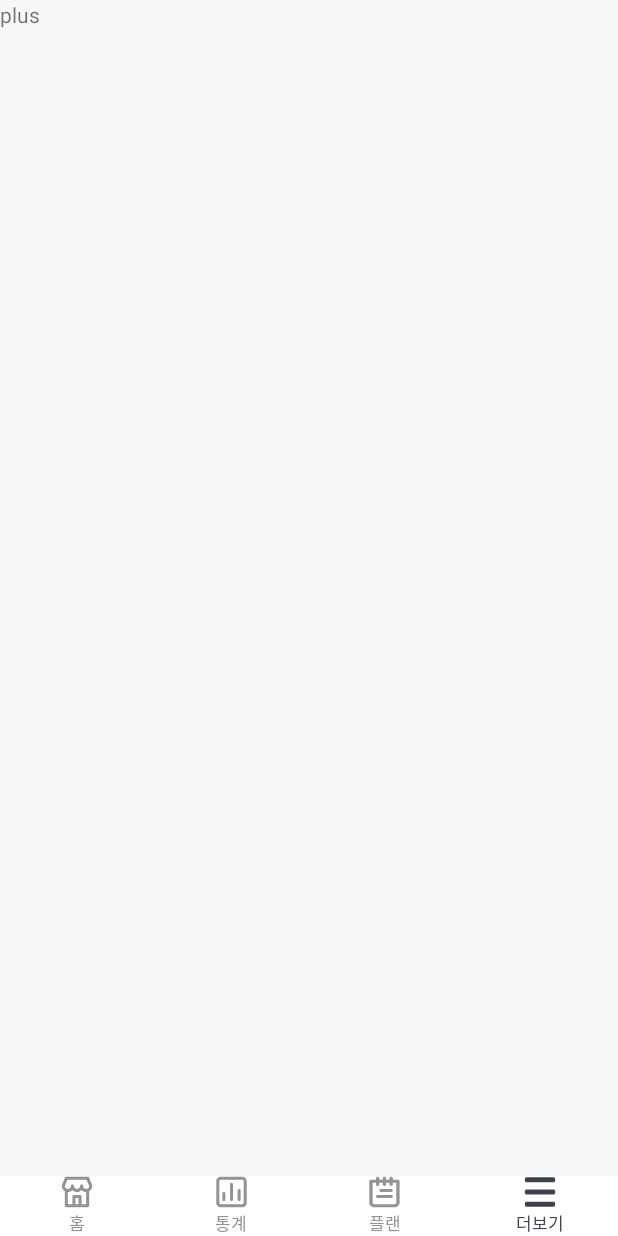
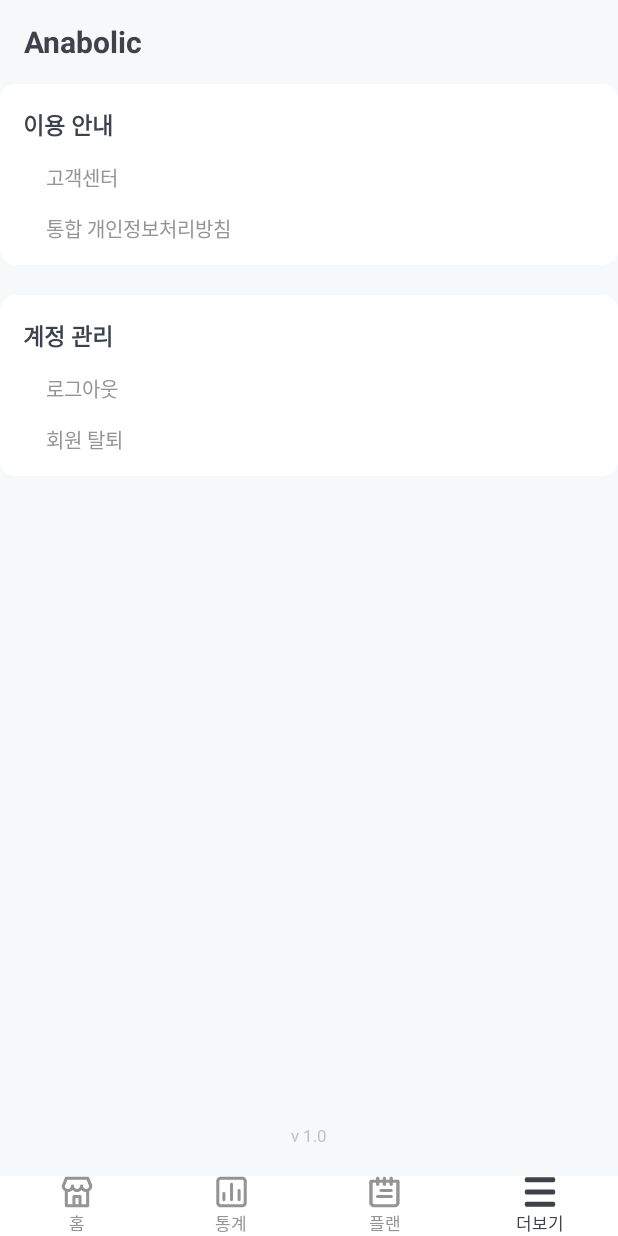
Before and after one commit to thflthdi/FirstAndroidApp, an Android app: the screen it shows after launch (MainActivity), item 4 of the bottom bar chosen, on a phone screen of 412 x 824 dp. Run offline under Robolectric (Android 15) with nearby library versions, the phone set to English and light mode, and no system bars; libraries missing offline, so code that uses them is left out: com.prolificinteractive.materialcalendarview; 4 statements that could not run were skipped.

Commit message:
더보기 페이지 구색만 맞춤

```diff
--- a/HealthLogApp/app/src/main/res/layout/fragment_plus.xml
+++ b/HealthLogApp/app/src/main/res/layout/fragment_plus.xml
@@ -1,14 +1,101 @@
 <?xml version="1.0" encoding="utf-8"?>
-<FrameLayout xmlns:android="http://schemas.android.com/apk/res/android"
+<LinearLayout xmlns:android="http://schemas.android.com/apk/res/android"
     xmlns:tools="http://schemas.android.com/tools"
     android:layout_width="match_parent"
     android:layout_height="match_parent"
+    android:orientation="vertical"
     tools:context=".PlusFragment">
 
-    <!-- TODO: Update blank fragment layout -->
+    <include
+        android:id="@+id/toolbar"
+        layout="@layout/toolbar_layout" />
+
+    <LinearLayout
+        android:id="@+id/plus_information_panel"
+        android:layout_width="match_parent"
+        android:layout_height="wrap_content"
+        android:background="@drawable/panel"
+        android:orientation="vertical"
+        android:paddingLeft="15dp"
+        android:paddingTop="15dp"
+        android:paddingBottom="7dp">
+
+        <TextView
+            style="@style/Text.TitleStyle"
+            android:layout_width="match_parent"
+            android:layout_height="wrap_content"
+            android:paddingBottom="7dp"
+            android:text="이용 안내"
+            android:textSize="15sp" />
+
+        <TextView
+            style="@style/Text.BoldGrayStyle"
+            android:layout_width="match_parent"
+            android:layout_height="wrap_content"
+            android:paddingLeft="15dp"
+            android:paddingTop="7dp"
+            android:paddingBottom="7dp"
+            android:text="고객센터"
+            android:textSize="13sp" />
+
+        <TextView
+            style="@style/Text.BoldGrayStyle"
+            android:layout_width="match_parent"
+            android:layout_height="wrap_content"
+            android:paddingLeft="15dp"
+            android:paddingTop="7dp"
+            android:paddingBottom="7dp"
+            android:text="통합 개인정보처리방침"
+            android:textSize="13sp" />
+    </LinearLayout>
+
+    <LinearLayout
+        android:id="@+id/plus_account_panel"
+        android:layout_width="match_parent"
+        android:layout_height="wrap_content"
+        android:layout_marginTop="20dp"
+        android:background="@drawable/panel"
+        android:orientation="vertical"
+        android:paddingLeft="15dp"
+        android:paddingTop="15dp"
+        android:paddingBottom="7dp">
+
+        <TextView
+            style="@style/Text.TitleStyle"
+            android:layout_width="match_parent"
+            android:layout_height="wrap_content"
+            android:paddingBottom="7dp"
+            android:text="계정 관리"
+            android:textSize="15sp" />
+
+        <TextView
+            style="@style/Text.BoldGrayStyle"
+            android:layout_width="match_parent"
+            android:layout_height="wrap_content"
+            android:paddingLeft="15dp"
+            android:paddingTop="7dp"
+            android:paddingBottom="7dp"
+            android:text="로그아웃"
+            android:textSize="13sp" />
+
+        <TextView
+            style="@style/Text.BoldGrayStyle"
+            android:layout_width="match_parent"
+            android:layout_height="wrap_content"
+            android:paddingLeft="15dp"
+            android:paddingTop="7dp"
+            android:paddingBottom="7dp"
+            android:text="회원 탈퇴"
+            android:textSize="13sp" />
+    </LinearLayout>
+
     <TextView
+        android:padding="20dp"
+        android:id="@+id/version_text"
+        style="@style/Text.LightGrayStyle"
         android:layout_width="match_parent"
         android:layout_height="match_parent"
-        android:text="plus" />
-
-</FrameLayout>
+        android:gravity="bottom|center"
+        android:text="v 1.0"
+        android:textSize="11sp" />
+</LinearLayout>
```
